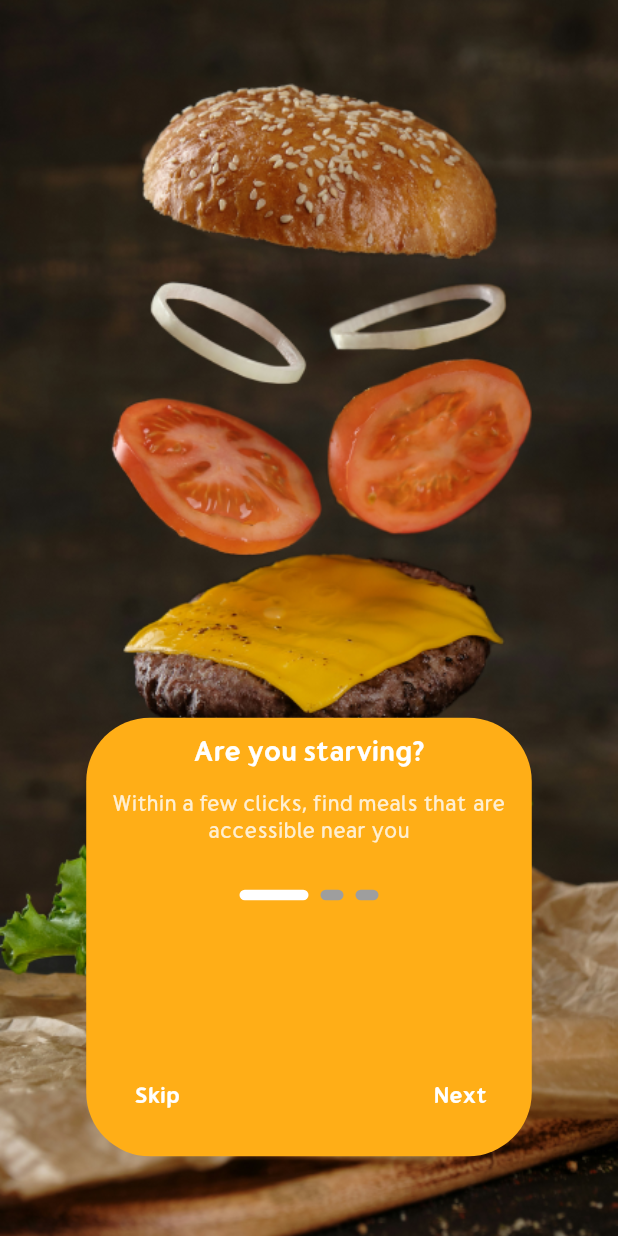
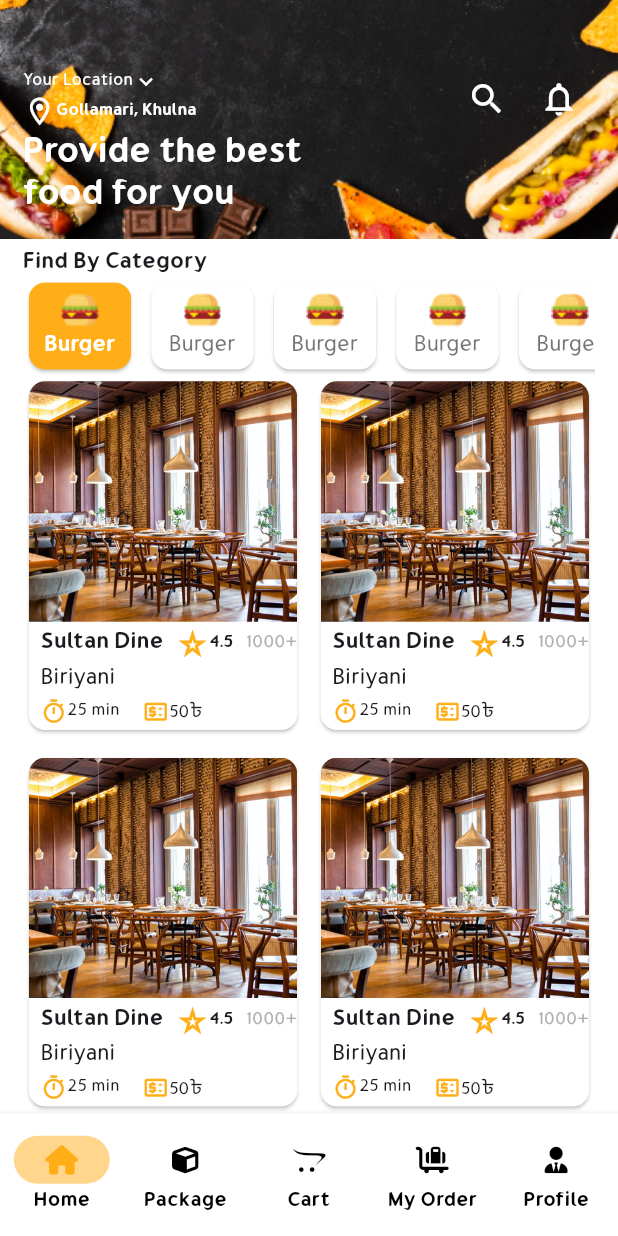
Before and after one commit to TheSaymonDev/cook_bd, a Flutter app: the screen it shows after launch, on a phone screen of 412 x 824 dp. Run offline on Flutter 3.47's test engine with Material 3 defaults, Android fonts, the phone set to English and light mode, and no system bars; drawn by our look-alikes of smooth_page_indicator; our stand-ins replace flutter_screenutil, flutter_svg, font_awesome_flutter, gap, get, pin_code_fields and 1 more.

```diff
--- a/lib/localizations/translations/en_us_translations.dart
+++ b/lib/localizations/translations/en_us_translations.dart
@@ -51,12 +51,14 @@ final Map<String, String> enUs = {
 
   // For IdentityVerification Screen
   'identityTitle': 'Forgot password?',
-  'identitySubTitle': 'Select which contact details should we use to reset your password',
+  'identitySubTitle':
+      'Select which contact details should we use to reset your password',
   'forgotPass': 'Forgot Password',
 
   // For SetPassword Screen
   'setPasswordTitle': 'Set New Password',
-  'setPasswordSubTitle': 'Your new password must be different from the previously used password',
+  'setPasswordSubTitle':
+      'Your new password must be different from the previously used password',
   'setPasswordOldPassLabel': 'Old Password',
   'setPasswordOldPassHint': 'Please enter old password',
   'setPasswordNewPassLabel': 'New Password',
@@ -67,8 +69,33 @@ final Map<String, String> enUs = {
 
   //For OtpVerification Screen
   'otpTitle': 'Otp Verification',
-  'otpSubTitle': "Enter the verification code we send you on:Your******@gmail.com",
+  'otpSubTitle':
+      "Enter the verification code we send you on:Your******@gmail.com",
   'receiveCode': "Didn’t receive code? ",
   'resend': 'Resend',
-  'continue': 'Continue'
+  'continue': 'Continue',
+
+  // For Home Screen
+  'nav1': 'Home',
+  'nav2': 'Package',
+  'nav3': 'Cart',
+  'nav4': 'My Order',
+  'nav5': 'Profile',
+
+  // For Explore Screen
+  'yourLocation': 'Your Location',
+  'exploreHeading': 'Provide the best\nfood for you',
+  'findByC': 'Find By Category',
+
+  // For Profile Screen
+  'personalData': 'Personal Data',
+  'favourites': 'Favourites',
+  'orderHistory': 'Order History',
+  'offers': 'Offers',
+  'location': 'Location',
+  'settings': 'Settings',
+  'helpCenter': 'Help Center',
+  'requestAccountDeletion': 'Request Account Deletion',
+  'addAnotherAccount': 'Add Another Account',
+  'signOut': 'Sign Out'
 };
--- a/lib/main.dart
+++ b/lib/main.dart
@@ -27,7 +27,7 @@ class MyApp extends StatelessWidget {
           debugShowCheckedModeBanner: false,
           translations: AppLocalization(),
           fallbackLocale: const Locale('en', 'US'),
-          initialRoute: AppRoutes.onboardingScreen,
+          initialRoute: AppRoutes.homeScreen,
           getPages: AppPages.pages,
           initialBinding: AppInitialBindings(),
           theme: lightTheme,
--- a/lib/routes/app_pages.dart
+++ b/lib/routes/app_pages.dart
@@ -1,4 +1,5 @@
 import 'package:cook_bd/routes/app_routes.dart';
+import 'package:cook_bd/screens/home_screen/bindings/home_binding.dart';
 import 'package:cook_bd/screens/home_screen/home_screen.dart';
 import 'package:cook_bd/screens/identity_verification_screen/bindings/identity_verification_binding.dart';
 import 'package:cook_bd/screens/identity_verification_screen/identity_verification_screen.dart';
@@ -39,6 +40,7 @@ class AppPages {
     GetPage(
       name: AppRoutes.homeScreen,
       page: () => HomeScreen(),
+      binding: HomeBinding()
     )
   ];
 }
--- /dev/null
+++ b/lib/screens/explore_screen/explore_screen.dart
@@ -0,0 +1,244 @@
+import 'package:cook_bd/utils/app_colors.dart';
+import 'package:cook_bd/utils/app_urls.dart';
+import 'package:cook_bd/widgets/custom_card.dart';
+import 'package:flutter/material.dart';
+import 'package:flutter_screenutil/flutter_screenutil.dart';
+import 'package:flutter_staggered_grid_view/flutter_staggered_grid_view.dart';
+import 'package:gap/gap.dart';
+import 'package:get/get.dart';
+
+class ExploreScreen extends StatefulWidget {
+  const ExploreScreen({super.key});
+
+  @override
+  State<ExploreScreen> createState() => _ExploreScreenState();
+}
+
+class _ExploreScreenState extends State<ExploreScreen> {
+  int _selectedCategory = 0;
+
+  @override
+  Widget build(BuildContext context) {
+    return Column(
+      children: [
+        _buildHeader(context),
+        Gap(8.h),
+        Expanded(
+          child: Padding(
+            padding: EdgeInsets.symmetric(horizontal: 16.w),
+            child: Column(
+              crossAxisAlignment: CrossAxisAlignment.start,
+              children: [
+                Text('findByC'.tr,
+                    style: Theme.of(context).textTheme.titleMedium),
+                _buildCategoryList(),
+                _buildHotelGridView()
+              ],
+            ),
+          ),
+        )
+      ],
+    );
+  }
+
+  Container _buildHeader(BuildContext context) {
+    return Container(
+        height: 180.h,
+        width: double.infinity.w,
+        padding: EdgeInsets.symmetric(horizontal: 16.w),
+        decoration: const BoxDecoration(
+            image: DecorationImage(
+                image: AssetImage(AppUrls.exploreBg), fit: BoxFit.cover)),
+        child: Column(
+          mainAxisAlignment: MainAxisAlignment.end,
+          crossAxisAlignment: CrossAxisAlignment.start,
+          children: [
+            _buildLocationRow(context),
+            Text(
+              'exploreHeading'.tr,
+              style: Theme.of(context)
+                  .textTheme
+                  .titleLarge!
+                  .copyWith(fontSize: 32.sp, color: darkFontClr),
+            ),
+            Gap(16.h)
+          ],
+        ),
+      );
+  }
+
+  Row _buildLocationRow(BuildContext context) {
+    return Row(
+            children: [
+              Column(
+                crossAxisAlignment: CrossAxisAlignment.start,
+                children: [
+                  Row(
+                    children: [
+                      Text('yourLocation'.tr,
+                          style: Theme.of(context)
+                              .textTheme
+                              .bodySmall!
+                              .copyWith(color: darkFontClr)),
+                      Icon(Icons.keyboard_arrow_down_outlined,
+                          size: 20.sp, color: darkFontClr)
+                    ],
+                  ),
+                  Row(
+                    children: [
+                      Icon(Icons.location_on_outlined,
+                          size: 25.sp, color: darkFontClr),
+                      Text('Gollamari, Khulna',
+                          style: Theme.of(context)
+                              .textTheme
+                              .titleSmall!
+                              .copyWith(color: darkFontClr)),
+                    ],
+                  ),
+                ],
+              ),
+              const Spacer(),
+              IconButton(
+                  onPressed: () {},
+                  icon:
+                      Icon(Icons.search, size: 30.sp, color: darkFontClr)),
+              IconButton(
+                  onPressed: () {},
+                  icon: Icon(Icons.notifications_outlined,
+                      size: 30.sp, color: darkFontClr)),
+            ],
+          );
+  }
+
+  SizedBox _buildCategoryList() {
+    return SizedBox(
+      height: 74.h,
+      width: double.infinity.w,
+      child: ListView.separated(
+          scrollDirection: Axis.horizontal,
+          itemBuilder: (context, index) => GestureDetector(
+            onTap: () {
+              _selectedCategory = index;
+              setState(() {});
+            },
+            child: CustomCard(
+              width: 74.w,
+              cardClr: _selectedCategory == index
+                  ? yellowClr
+                  : lightBgClr,
+              child: Column(
+                mainAxisAlignment: MainAxisAlignment.center,
+                crossAxisAlignment: CrossAxisAlignment.center,
+                children: [
+                  Image.asset(AppUrls.burger),
+                  Gap(4.h),
+                  Text(
+                    'Burger',
+                    style: _selectedCategory == index
+                        ? Theme.of(context)
+                        .textTheme
+                        .titleMedium!
+                        .copyWith(color: darkFontClr)
+                        : Theme.of(context)
+                        .textTheme
+                        .bodyMedium!
+                        .copyWith(color: Colors.black54),
+                  )
+                ],
+              ),
+            ),
+          ),
+          separatorBuilder: (context, index) => Gap(6.w),
+          itemCount: 10),
+    );
+  }
+
+  Expanded _buildHotelGridView() {
+    return Expanded(
+      child: SizedBox(
+        height: double.infinity.h,
+        width: double.infinity.w,
+        child: MasonryGridView.count(
+          shrinkWrap: true,
+          crossAxisCount: 2,
+          mainAxisSpacing: 12.h,
+          crossAxisSpacing: 8.w,
+          itemBuilder: (context, index) => CustomCard(
+            height: 296.h,
+            child: Column(
+              crossAxisAlignment: CrossAxisAlignment.start,
+              children: [
+                Expanded(
+                  child: Container(
+                    height: double.infinity.h,
+                    width: double.infinity.w,
+                    decoration: BoxDecoration(
+                        borderRadius: BorderRadius.only(
+                            topLeft: Radius.circular(12.r),
+                            topRight: Radius.circular(12.r)),
+                        image: const DecorationImage(
+                            image: AssetImage(AppUrls.demoHotel),
+                            fit: BoxFit.cover)),
+                  ),
+                ),
+                Gap(4.h),
+                Padding(
+                  padding: EdgeInsets.only(left: 8.w),
+                  child: Row(
+                    children: [
+                      Text('Sultan Dine',
+                          style: Theme.of(context)
+                              .textTheme
+                              .titleMedium),
+                      const Spacer(),
+                      Icon(Icons.star_border_purple500,
+                          color: yellowClr, size: 25.sp),
+                      Text('4.5',
+                          style:
+                          Theme.of(context).textTheme.titleSmall),
+                      const Spacer(),
+                      Text(
+                        '1000+',
+                        style: Theme.of(context)
+                            .textTheme
+                            .bodySmall!
+                            .copyWith(color: greyClr),
+                      )
+                    ],
+                  ),
+                ),
+                Gap(4.h),
+                Padding(
+                  padding: EdgeInsets.only(left: 8.w),
+                  child: Text('Biriyani',
+                      style: Theme.of(context).textTheme.bodyMedium),
+                ),
+                Gap(4.h),
+                Padding(
+                  padding: EdgeInsets.only(left: 8.w),
+                  child: Row(
+                    children: [
+                      Icon(Icons.timer_outlined,
+                          size: 20.sp, color: yellowClr),
+                      Text('25 min',
+                          style:
+                          Theme.of(context).textTheme.bodySmall),
+                      Gap(16.w),
+                      Icon(Icons.price_change_outlined,
+                          size: 20.sp, color: yellowClr),
+                      Text('50${AppUrls.takaSign}',
+                          style:
+                          Theme.of(context).textTheme.bodySmall),
+                    ],
+                  ),
+                ),
+                Gap(4.h),
+              ],
+            ),
+          ),
+          itemCount: 10,
+        ),
+      ),
+    );
+  }
+}
--- /dev/null
+++ b/lib/screens/home_screen/bindings/home_binding.dart
@@ -0,0 +1,9 @@
+import 'package:cook_bd/screens/home_screen/controllers/bottom_nav_controller.dart';
+import 'package:get/get.dart';
+
+class HomeBinding implements Bindings{
+  @override
+  void dependencies() {
+    Get.lazyPut(() => BottomNavController());
+  }
+}
--- /dev/null
+++ b/lib/screens/home_screen/controllers/bottom_nav_controller.dart
@@ -0,0 +1,11 @@
+import 'package:get/get.dart';
+
+class BottomNavController extends GetxController{
+  int _selectedIndex = 0;
+  int get selectedIndex => _selectedIndex;
+
+  void changeScreen(value){
+    _selectedIndex=value;
+    update();
+  }
+}
--- a/lib/screens/home_screen/home_screen.dart
+++ b/lib/screens/home_screen/home_screen.dart
@@ -1,22 +1,61 @@
+import 'package:cook_bd/screens/cart_screen/cart_screen.dart';
+import 'package:cook_bd/screens/explore_screen/explore_screen.dart';
+import 'package:cook_bd/screens/home_screen/controllers/bottom_nav_controller.dart';
+import 'package:cook_bd/screens/my_order_screen/my_order_screen.dart';
+import 'package:cook_bd/screens/package_screen/package_screen.dart';
+import 'package:cook_bd/screens/profile_screen/profile_screen.dart';
+import 'package:cook_bd/utils/app_colors.dart';
 import 'package:flutter/material.dart';
 import 'package:flutter_screenutil/flutter_screenutil.dart';
+import 'package:font_awesome_flutter/font_awesome_flutter.dart';
+import 'package:get/get.dart';
 
 class HomeScreen extends StatelessWidget {
-  const HomeScreen({super.key});
+  HomeScreen({super.key});
+
+  final List<Widget> _screens = [
+    const ExploreScreen(),
+    const PackageScreen(),
+    const CartScreen(),
+    const MyOrderScreen(),
+    const ProfileScreen()
+  ];
 
   @override
   Widget build(BuildContext context) {
-    return Scaffold(
-      body: Container(
-        height: double.infinity.h,
-        width: double.infinity.w,
-        padding: EdgeInsets.symmetric(horizontal: 16.w),
-        child: Column(
-          children: [
-
+    return GetBuilder<BottomNavController>(builder: (controller) {
+      return Scaffold(
+        body: _screens.elementAt(controller.selectedIndex),
+        bottomNavigationBar: NavigationBar(
+          height: 92.h,
+          elevation: 5,
+          onDestinationSelected: controller.changeScreen,
+          selectedIndex: controller.selectedIndex,
+          destinations: [
+            _buildNavigationDestination(
+                iconData: FontAwesomeIcons.house, label: 'nav1'),
+            _buildNavigationDestination(
+                iconData: FontAwesomeIcons.cube, label: 'nav2'),
+            _buildNavigationDestination(
+                iconData: FontAwesomeIcons.opencart, label: 'nav3'),
+            _buildNavigationDestination(
+                iconData: FontAwesomeIcons.cartFlatbedSuitcase, label: 'nav4'),
+            _buildNavigationDestination(
+                iconData: FontAwesomeIcons.userTie, label: 'nav5')
           ],
         ),
-      ),
+      );
+    });
+  }
+
+  NavigationDestination _buildNavigationDestination({
+    required IconData iconData,
+    required String label,
+  }) {
+    return NavigationDestination(
+      icon: FaIcon(iconData, size: 20.sp),
+      selectedIcon: FaIcon(iconData, color: yellowClr, size: 22.sp),
+      label: label.tr,
     );
   }
 }
--- a/lib/themes/app_theme.dart
+++ b/lib/themes/app_theme.dart
@@ -31,10 +31,6 @@ final lightTheme = ThemeData(
       titleSmall:
           TextStyle(fontSize: 15.sp, fontWeight: FontWeight.bold, height: 1),
     ),
-    floatingActionButtonTheme: const FloatingActionButtonThemeData(
-      backgroundColor: lightBgClr,
-      foregroundColor: darkBgClr,
-    ),
     navigationBarTheme: NavigationBarThemeData(
         iconTheme:
             const WidgetStatePropertyAll(IconThemeData(color: lightFontClr)),
@@ -42,7 +38,7 @@ final lightTheme = ThemeData(
             fontSize: 18.sp, fontWeight: FontWeight.bold, color: lightFontClr)),
         shadowColor: lightCardClr,
         backgroundColor: lightBgClr,
-        indicatorColor: primaryClr.withOpacity(0.5)),
+        indicatorColor: yellowClr.withOpacity(0.5)),
     cardColor: lightCardClr,
   inputDecorationTheme: InputDecorationTheme(
     filled: true,
@@ -95,10 +91,6 @@ final darkTheme = ThemeData(
     titleSmall:
         TextStyle(fontSize: 15.sp, fontWeight: FontWeight.bold, height: 1),
   ),
-  floatingActionButtonTheme: const FloatingActionButtonThemeData(
-    backgroundColor: darkBgClr,
-    foregroundColor: lightBgClr,
-  ),
   navigationBarTheme: NavigationBarThemeData(
       iconTheme:
           const WidgetStatePropertyAll(IconThemeData(color: darkFontClr)),
@@ -106,7 +98,7 @@ final darkTheme = ThemeData(
           fontSize: 18.sp, fontWeight: FontWeight.bold, color: darkFontClr)),
       shadowColor: darkBgClr,
       backgroundColor: darkCardClr,
-      indicatorColor: primaryClr.withOpacity(0.5)),
+      indicatorColor: yellowClr.withOpacity(0.5)),
   cardColor: darkCardClr,
     inputDecorationTheme: InputDecorationTheme(
       filled: true,
--- a/lib/utils/app_colors.dart
+++ b/lib/utils/app_colors.dart
@@ -10,6 +10,5 @@ const lightFontClr= Color(0xFF000000);
 const lightCardClr= Color(0xFFF2F2F2);
 const lightBorderClr = Color(0xFF6F4E37);
 
-const primaryClr = Color(0xFFFF3636);
 const yellowClr = Color(0xFFFFAE17);
 const greyClr = Color(0xFFB0B0B0);
--- a/lib/utils/app_urls.dart
+++ b/lib/utils/app_urls.dart
@@ -7,4 +7,10 @@ class AppUrls {
   // For SignIn and SignUp Screen
   static const facebook = 'assets/vectors/facebook.svg';
   static const google = 'assets/vectors/google.svg';
+
+  // For Explore Screen
+  static const exploreBg = 'assets/images/explore_bg.png';
+  static const burger = 'assets/images/burger.png';
+  static const demoHotel = 'assets/images/demo_hotel.jpg';
+  static const takaSign = '৳';
 }
--- /dev/null
+++ b/lib/widgets/custom_card.dart
@@ -0,0 +1,49 @@
+import 'package:cook_bd/utils/app_colors.dart';
+import 'package:flutter/material.dart';
+import 'package:flutter_screenutil/flutter_screenutil.dart';
+
+class CustomCard extends StatelessWidget {
+
+  final double? height;
+  final double? width;
+  final double? borderRadius;
+  final Widget child;
+  final EdgeInsetsGeometry? padding;
+  final EdgeInsetsGeometry? margin;
+  final Color? cardClr;
+  final BoxBorder? border;
+
+  const CustomCard({
+    super.key,
+    this.height = double.infinity,
+    this.width = double.infinity,
+    required this.child,
+    this.padding,
+    this.margin,
+    this.borderRadius = 12.0,
+    this.cardClr = lightBgClr,
+    this.border
+  });
+
+  @override
+  Widget build(BuildContext context) {
+    return Card(
+      color: cardClr,
+      margin: margin,
+      shape: RoundedRectangleBorder(
+        borderRadius: BorderRadius.circular(borderRadius!.r),
+      ),
+      child: Container(
+        height: height!.h,
+        width: width!.w,
+        padding: padding,
+        decoration: BoxDecoration(
+            color: cardClr,
+            borderRadius: BorderRadius.circular(borderRadius!.r),
+            border: border
+        ),
+        child: child,
+      ),
+    );
+  }
+}
--- a/pubspec.yaml
+++ b/pubspec.yaml
@@ -44,6 +44,7 @@ dependencies:
   flutter_svg: ^2.0.10+1
   font_awesome_flutter: ^10.7.0
   pin_code_fields: ^8.0.1
+  flutter_staggered_grid_view: ^0.7.0
 
 dev_dependencies:
   flutter_test:
```
Also changed, not shown: lib/screens/cart_screen/cart_screen.dart (added, +12 -0 lines), lib/screens/my_order_screen/my_order_screen.dart (added, +12 -0 lines), lib/screens/package_screen/package_screen.dart (added, +12 -0 lines), lib/screens/profile_screen/profile_screen.dart (added, +107 -0 lines), lib/screens/profile_screen/widgets/profile_clickable_item.dart (added, +38 -0 lines), assets/images/burger.png (added), assets/images/demo_hotel.jpg (added), assets/images/explore_bg.png (added), pubspec.lock.
